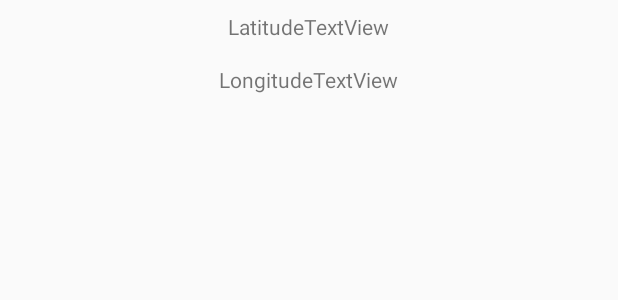
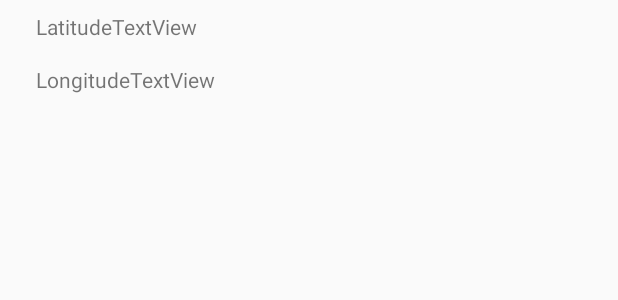
Before and after one commit to urielmishima/DesWebMob, an Android app: the layout list_item.xml on its own in the app's theme, with its tools: preview values and no code run, on a phone screen of 412 x 824 dp. Shown: the top 300 px of the screen. Run offline under Robolectric (Android 15) with nearby library versions, the phone set to English and light mode, and no system bars.

Commit message:
Atividade 05

```diff
--- a/app/src/main/res/layout/activity_lista_locais.xml
+++ b/app/src/main/res/layout/activity_lista_locais.xml
@@ -6,8 +6,8 @@
     android:layout_height="match_parent"
     tools:context=".ListaLocaisActivity">
 
-    <ListView
-        android:id="@+id/localizacoesListView"
+    <android.support.v7.widget.RecyclerView
+        android:id="@+id/localizacoesRecyclerView"
         android:layout_width="0dp"
         android:layout_height="0dp"
         android:layout_margin="0dp"
--- a/app/src/main/res/layout/list_item.xml
+++ b/app/src/main/res/layout/list_item.xml
@@ -3,7 +3,18 @@
     xmlns:app="http://schemas.android.com/apk/res-auto"
     xmlns:tools="http://schemas.android.com/tools"
     android:layout_width="match_parent"
-    android:layout_height="match_parent"
+    android:layout_height="wrap_content"
+    android:orientation="horizontal">
+
+    <ImageView
+        android:id="@+id/iconLocalizacaoImageView"
+        android:layout_width="wrap_content"
+        android:layout_height="wrap_content"
+        android:layout_margin="8dp" />
+
+    <LinearLayout
+        android:layout_width="wrap_content"
+        android:layout_height="wrap_content"
         android:orientation="vertical">
 
         <TextView
@@ -11,7 +22,7 @@
             android:layout_width="wrap_content"
             android:layout_height="wrap_content"
             android:layout_margin="8dp"
-        android:layout_gravity="center"
+            android:gravity="center"
             tools:text="LatitudeTextView" />
 
         <TextView
@@ -19,6 +30,8 @@
             android:layout_width="wrap_content"
             android:layout_height="wrap_content"
             android:layout_margin="8dp"
-        android:layout_gravity="center"
+            android:gravity="center"
             tools:text="LongitudeTextView" />
     </LinearLayout>
+
+</LinearLayout>
```
Also changed, not shown: app/src/main/java/br/usjt/ciclodevidagpsemapas/ListaLocaisActivity.java (+20 -18 lines). Lines whose indentation alone changed are shown as unchanged.
